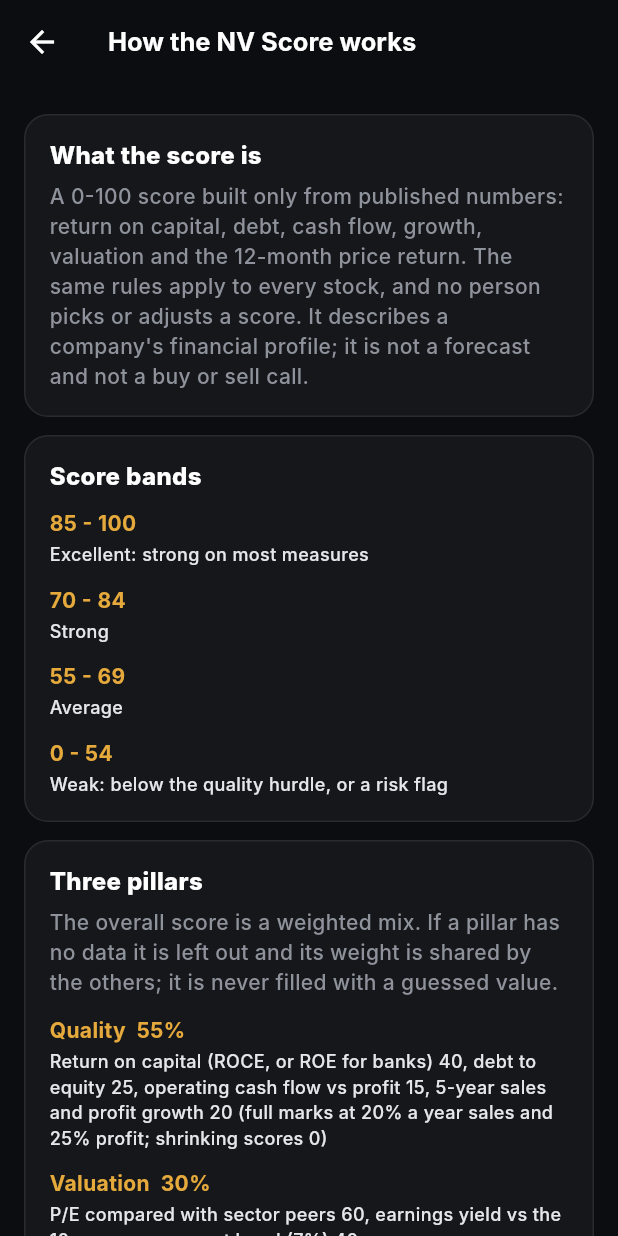
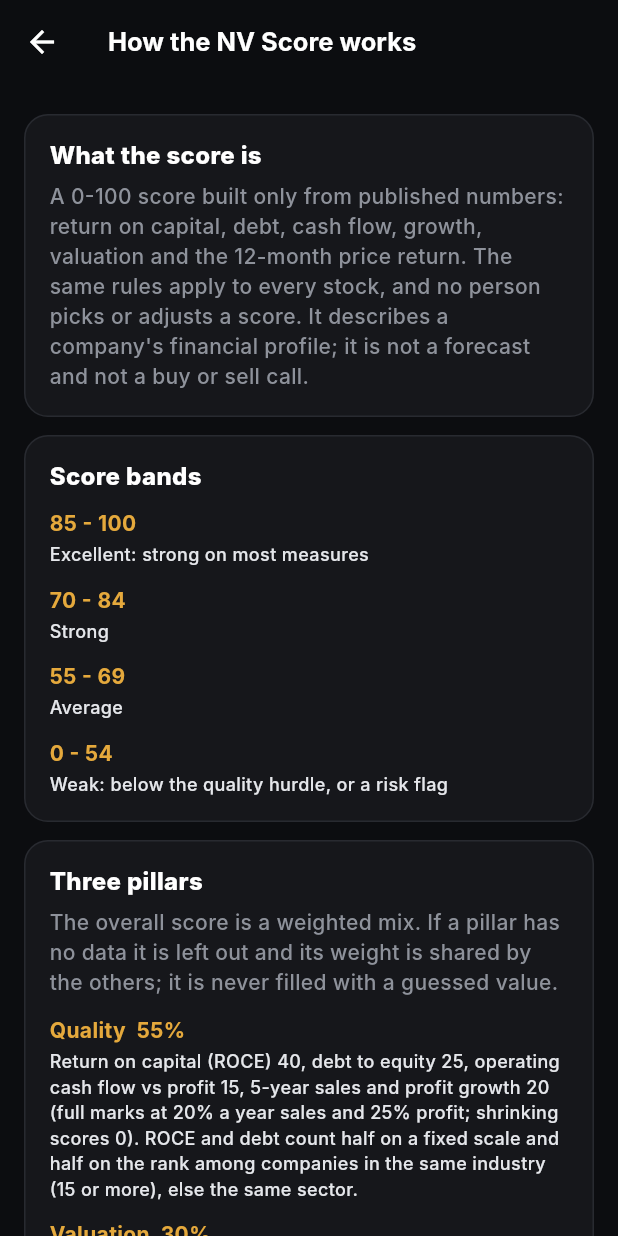
Before and after one commit to sakagg1211-design/nivaarth, a Flutter app: the ScoreMethodologyPage screen opened directly, on a phone screen of 412 x 824 dp. Run offline on Flutter 3.47's test engine with Material 3 defaults, Android fonts, the phone set to English and light mode, and no system bars; our stand-ins replace fl_chart, flutter_riverpod, package_info_plus, shared_preferences, supabase_flutter; accounts and stored records are empty; Roboto replaces fonts that are missing (Inter).

Commit message:
feat(app): v2.6 score wording - quality cap ramp, industry peers, lender model
- Why this score / narrative: the quality cap reads "54 below quality 55,
  rising to no cap at 65".
- How the NV Score works: ROCE and debt half on industry rank, P/E vs industry
  peers, the 55-65 cap ramp, and the bank / NBFC quality parts.
- Tests updated for the new cap wording.

Co-Authored-By: Claude Opus 5.5 <noreply@anthropic.com>

```diff
--- a/lib/core/utils/verdict_narrative_engine.dart
+++ b/lib/core/utils/verdict_narrative_engine.dart
@@ -262,7 +262,7 @@ class VerdictNarrativeEngine {
     if (riskCap != null) {
       briefing.write(' A risk check failed (pledge, net worth or debt), which caps the score at $riskCap.');
     } else if (qualityCap != null) {
-      briefing.write(' Quality is below 55, so the score is capped at $qualityCap.');
+      briefing.write(' Its quality pillar caps the score at $qualityCap (54 below quality 55, no cap from 65).');
     } else if (hurdle != null) {
       briefing.write(' Quality is below 55, so the weighted score is multiplied by ${hurdle.toStringAsFixed(2)}.');
     }
--- a/lib/screens/stock/score_methodology_page.dart
+++ b/lib/screens/stock/score_methodology_page.dart
@@ -50,11 +50,12 @@ class ScoreMethodologyPage extends StatelessWidget {
             body: 'The overall score is a weighted mix. If a pillar has no data it is left out and '
                 'its weight is shared by the others; it is never filled with a guessed value.',
             rows: [
-              _Row('Quality  55%', 'Return on capital (ROCE, or ROE for banks) 40, debt to equity 25, '
-                  'operating cash flow vs profit 15, 5-year sales and profit growth 20 (full marks at 20% '
-                  'a year sales and 25% profit; shrinking scores 0)'),
-              _Row('Valuation  30%', 'P/E compared with sector peers 60, earnings yield vs the 10-year '
-                  'government bond (7%) 40'),
+              _Row('Quality  55%', 'Return on capital (ROCE) 40, debt to equity 25, operating cash flow '
+                  'vs profit 15, 5-year sales and profit growth 20 (full marks at 20% a year sales and 25% '
+                  'profit; shrinking scores 0). ROCE and debt count half on a fixed scale and half on the '
+                  'rank among companies in the same industry (15 or more), else the same sector.'),
+              _Row('Valuation  30%', 'P/E compared with companies in the same industry 60, earnings yield '
+                  'vs the 10-year government bond (7%) 40'),
               _Row('Momentum  15%', 'Price return over the last 12 months, leaving out the latest month, '
                   'ranked against every scored stock (6 months for stocks listed under a year). RSI, '
                   'MACD and moving averages are shown for information and are not scored.'),
@@ -62,9 +63,11 @@ class ScoreMethodologyPage extends StatelessWidget {
           ),
           _Section(
             title: 'Quality hurdle',
-            body: 'When the quality pillar is below 55, the overall score is capped at 54. A cheap stock '
-                'or a strong price run cannot lift a weak business into the strong bands. If quality '
-                'data is missing it is currently counted as neutral (50).',
+            body: 'When the quality pillar is below 55, the overall score is capped at 54. From quality 55 '
+                'to 65 the cap rises step by step (about 4.6 points per quality point) and disappears at '
+                '65, so a small change in quality never makes the score jump. A cheap stock or a strong '
+                'price run cannot lift a weak business into the strong bands. If quality data is missing '
+                'it is currently counted as neutral (50).',
           ),
           _Section(
             title: 'Risk flags',
@@ -80,8 +83,11 @@ class ScoreMethodologyPage extends StatelessWidget {
           _Section(
             title: 'Special cases',
             rows: [
-              _Row('Banks, NBFCs, brokers', 'Capped at 75 until loan-quality and credit data are added. '
-                  'A "provisional" badge shows on these.'),
+              _Row('Banks and NBFCs', 'Quality is return on equity 30, return on assets 25, net interest '
+                  'margin 15 (banks only), leverage 10 and growth 20. Loan quality (NPA) is not assessed yet, '
+                  'so the score is capped at 75 and shows a "provisional" badge.'),
+              _Row('Brokers', 'Debt is not scored (margin funding borrowings); capped at 75 with a '
+                  '"provisional" badge.'),
               _Row('Insurance, holding companies, REITs / InvITs', 'No score. Their accounts do not fit '
                   'these ratios; they need embedded value, NAV or yield instead.'),
               _Row('ETFs', 'Valuation is set to a neutral 60.'),
--- a/lib/screens/stock/widgets/score_breakdown_section.dart
+++ b/lib/screens/stock/widgets/score_breakdown_section.dart
@@ -186,7 +186,7 @@ class _MathCard extends StatelessWidget {
       }
       final qualityCap = breakdown['quality_cap'];
       if (qualityCap != null) {
-        rows.add(MapEntry('Quality hurdle', 'Capped at $qualityCap (quality below 55)'));
+        rows.add(MapEntry('Quality cap', 'Capped at $qualityCap (54 below quality 55, rising to no cap at 65)'));
       }
       final cap = breakdown['provisional_cap'];
       if (cap != null) {
```
Also changed, not shown: 2 other files.
